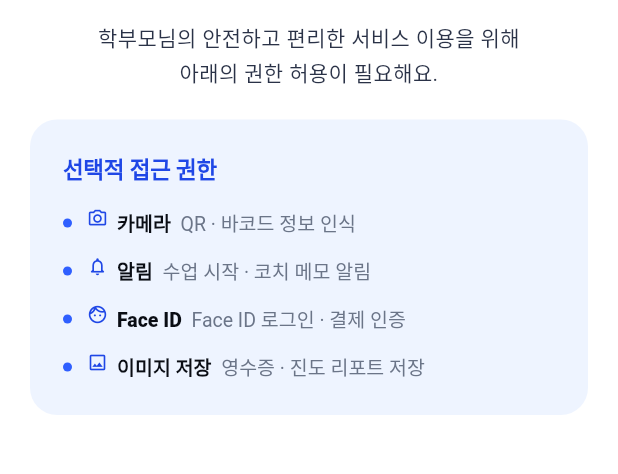
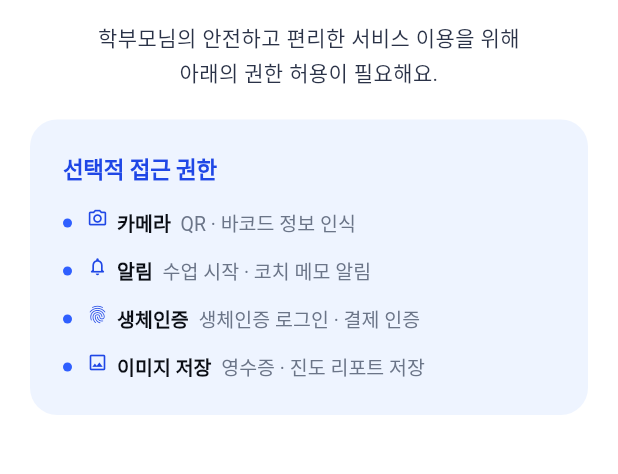
Before and after one commit to KCS-PROJECT/www.teamplus.co.kr-prod, a Flutter app: the SignupPermissionsScreen screen opened by its route, on a phone screen of 412 x 824 dp, the part 83-557 px from its top. Run offline on Flutter 3.47's test engine with Material 3 defaults, Android fonts, the phone set to English and light mode, and no system bars; our stand-ins replace app_links, connectivity_plus, dio, drift, file_picker, firebase_core and 18 more; missing offline and left inert: encrypt, flutter_inappwebview, flutter_jailbreak_detection, local_auth_android, local_auth_darwin, mobile_scanner and 1 more; accounts and stored records are empty; generated files the repository leaves out were written again; network calls fail; Roboto replaces fonts that are missing (Pretendard); statements that could not run were skipped; project files that could hold a hidden picture were left out.

Commit message:
생체인증 다이얼로그 문구 한글화 및 플랫폼 별 문구 분기

```diff
--- /dev/null
+++ b/teamplus-app/lib/core/security/biometric_auth_messages.dart
@@ -0,0 +1,39 @@
+import 'dart:io' show Platform;
+
+// local_auth 의 플랫폼 구현 패키지 — 다이얼로그 문구(AndroidAuthMessages /
+// IOSAuthMessages) 커스터마이즈에 필요. local_auth 3.x 의 sibling 전이 의존성이라
+// pubspec 직접 선언 대신 참조한다(버전은 local_auth 가 함께 고정).
+// ignore_for_file: depend_on_referenced_packages
+import 'package:local_auth_android/local_auth_android.dart';
+import 'package:local_auth_darwin/local_auth_darwin.dart';
+
+/// 생체인증 다이얼로그(local_auth) 한글 문구 SoT.
+///
+/// `authenticate()` 에 `authMessages` 를 전달하지 않으면 Android 는 다이얼로그
+/// 제목 "Authentication required" · 부제 "Verify identity" · 버튼 "Cancel" 이,
+/// iOS 는 취소 버튼 "OK" 가 영문 기본값으로 노출된다. 모든 호출에 이 상수를
+/// 넘겨 다이얼로그 chrome 을 한글화한다.
+const List<AuthMessages> kBiometricAuthMessages = <AuthMessages>[
+  AndroidAuthMessages(
+    signInTitle: '생체인증',
+    signInHint: '등록된 생체정보로 인증해 주세요',
+    cancelButton: '취소',
+  ),
+  IOSAuthMessages(
+    cancelButton: '취소',
+  ),
+];
+
+/// 생체인증 사용 목적 안내 문구(`localizedReason`).
+///
+/// 등록된 생체 수단(지문/얼굴)은 기기·플랫폼마다 다르고 Android 는 구체 타입을
+/// 신뢰성 있게 구분하지 못하므로, 특정 수단을 나열하지 않고 "생체인증" 으로 통칭한다.
+///
+/// 예: `biometricReason('팀플러스 로그인·결제에 사용할')`
+///   → "팀플러스 로그인·결제에 사용할 생체인증 사용을 허용해 주세요."
+String biometricReason(String purpose) {
+  return '$purpose 생체인증 사용을 허용해 주세요.';
+}
+
+/// 화면 안내용 생체인증 수단 라벨 — iOS "Face ID" / Android "생체인증".
+String get biometricMethodLabel => Platform.isIOS ? 'Face ID' : '생체인증';
--- a/teamplus-app/lib/core/security/biometric_service.dart
+++ b/teamplus-app/lib/core/security/biometric_service.dart
@@ -4,6 +4,7 @@
 import 'package:sentry_flutter/sentry_flutter.dart';
 
 import '../logging/app_logger.dart';
+import 'biometric_auth_messages.dart';
 
 /// 생체인증 가용성 상태
 enum BiometricAvailability {
@@ -120,6 +121,7 @@
       // - useErrorDialogs 는 3.x 에서 제거 (항상 false 동작)
       final isAuthenticated = await _localAuth.authenticate(
         localizedReason: reason,
+        authMessages: kBiometricAuthMessages,
         persistAcrossBackgrounding: true,
         sensitiveTransaction: true,
       );
--- a/teamplus-app/lib/features/onboarding/presentation/screens/signup_permissions_screen.dart
+++ b/teamplus-app/lib/features/onboarding/presentation/screens/signup_permissions_screen.dart
@@ -6,6 +6,7 @@
 import 'package:go_router/go_router.dart';
 import 'package:local_auth/local_auth.dart';
 import 'package:permission_handler/permission_handler.dart';
+import '../../../../core/security/biometric_auth_messages.dart';
 import '../providers/signup_flow_provider.dart';
 import '../widgets/signup_button.dart';
 import '../widgets/signup_design_tokens.dart';
@@ -25,26 +26,32 @@
   // 2026-05-26: 위치·캘린더·연락처·신체활동 항목 제거.
   // 실제 사용 기능·플러그인이 없어 미사용 민감 권한 요청은 스토어 리젝 사유(iOS 5.1.1·Google Play 민감권한).
   // 해당 기능 구현 시 항목 + 권한 요청 + 매니페스트/Info.plist 선언을 함께 재추가할 것.
-  static const _items = <_PermItem>[
-    _PermItem(
-        icon: Icons.camera_alt_outlined, name: '카메라', desc: 'QR · 바코드 정보 인식'),
-    _PermItem(
-        icon: Icons.notifications_none_rounded,
-        name: '알림',
-        desc: '수업 시작 · 코치 메모 알림'),
-    _PermItem(
-        icon: Icons.face_outlined,
-        name: 'Face ID',
-        desc: 'Face ID 로그인 · 결제 인증'),
-    _PermItem(
-        icon: Icons.image_outlined, name: '이미지 저장', desc: '영수증 · 진도 리포트 저장'),
-  ];
+  // 생체인증 항목은 플랫폼별 수단명(iOS Face ID / Android 생체인증)을 반영하므로 런타임 getter.
+  List<_PermItem> get _items => <_PermItem>[
+        const _PermItem(
+            icon: Icons.camera_alt_outlined,
+            name: '카메라',
+            desc: 'QR · 바코드 정보 인식'),
+        const _PermItem(
+            icon: Icons.notifications_none_rounded,
+            name: '알림',
+            desc: '수업 시작 · 코치 메모 알림'),
+        _PermItem(
+            icon: Platform.isIOS ? Icons.face_outlined : Icons.fingerprint,
+            name: biometricMethodLabel,
+            desc: '$biometricMethodLabel 로그인 · 결제 인증'),
+        const _PermItem(
+            icon: Icons.image_outlined,
+            name: '이미지 저장',
+            desc: '영수증 · 진도 리포트 저장'),
+      ];
 
   bool _isRequesting = false;
 
   /// 선택적 권한을 OS에 순차 요청 (UI 안내 항목과 1:1 매칭).
   /// - 카메라 / 알림 / 이미지 저장 → `permission_handler`
-  /// - Face ID → `local_auth` (OS 권한 모델이 없어 첫 authenticate 호출 시점에 다이얼로그 노출)
+  /// - 생체인증(iOS Face ID·Touch ID / Android 지문·얼굴) → `local_auth`
+  ///   (OS 권한 모델이 없어 첫 authenticate 호출 시점에 다이얼로그 노출)
   /// - 거부/영구거부 도 silent — A6 약관 동의로 계속 진행 (선택적 권한이므로)
   /// - 2026-05-26: 위치·캘린더·연락처·신체활동 제거 (미구현 기능 → 미사용 민감 권한 리젝 방지).
   Future<void> _requestAllPermissions() async {
@@ -79,8 +86,8 @@
       }
     }
 
-    // 2) Face ID — local_auth 로 사전 인증 호출 → 권한 다이얼로그 + 생체 등록 확인
-    await _requestFaceIdConsent();
+    // 2) 생체인증 — local_auth 로 사전 인증 호출 → 권한 다이얼로그 + 생체 등록 확인
+    await _requestBiometricConsent();
 
     if (!mounted) return;
 
@@ -89,11 +96,11 @@
     context.push('/signup/agreements');
   }
 
-  /// Face ID / Touch ID 사전 동의.
-  /// - `local_auth` 는 `authenticate()` 호출 시점에 iOS Face ID 권한 다이얼로그를
-  ///   띄우므로 가입 단계에서 한 번 실행해 UI 안내(8개)와 실제 동작을 일치시킨다.
+  /// 생체인증(iOS Face ID·Touch ID / Android 지문·얼굴) 사전 동의.
+  /// - `local_auth` 는 `authenticate()` 호출 시점에 OS 생체인증 다이얼로그를
+  ///   띄우므로 가입 단계에서 한 번 실행해 UI 안내 항목과 실제 동작을 일치시킨다.
   /// - 실패/취소 모두 silent — 선택적 권한이므로 가입 흐름 차단 X
-  Future<void> _requestFaceIdConsent() async {
+  Future<void> _requestBiometricConsent() async {
     try {
       final localAuth = LocalAuthentication();
       final isSupported = await localAuth.isDeviceSupported();
@@ -101,20 +108,21 @@
       if (!isSupported || !canCheck) {
         if (kDebugMode) {
           debugPrint(
-              '[A5 Permission] Face ID 미지원 (supported=$isSupported, canCheck=$canCheck) → 스킵');
+              '[A5 Permission] 생체인증 미지원 (supported=$isSupported, canCheck=$canCheck) → 스킵');
         }
         return;
       }
       final ok = await localAuth.authenticate(
-        localizedReason: '팀플러스 로그인·결제에 사용할 Face ID 사용을 허용해 주세요.',
+        localizedReason: biometricReason('팀플러스 로그인·결제에 사용할'),
+        authMessages: kBiometricAuthMessages,
         biometricOnly: true,
         persistAcrossBackgrounding: false,
       );
       if (kDebugMode) {
-        debugPrint('[A5 Permission] Face ID 사전 동의 결과: $ok');
+        debugPrint('[A5 Permission] 생체인증 사전 동의 결과: $ok');
       }
     } catch (e) {
-      debugPrint('[A5 Permission] Face ID 사전 동의 예외 (무시): $e');
+      debugPrint('[A5 Permission] 생체인증 사전 동의 예외 (무시): $e');
     }
   }
 
```
Also changed, not shown: 2 other files.
